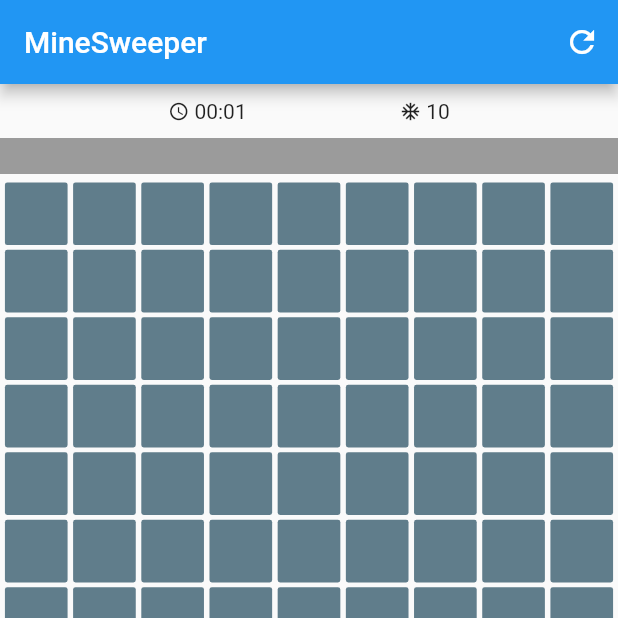
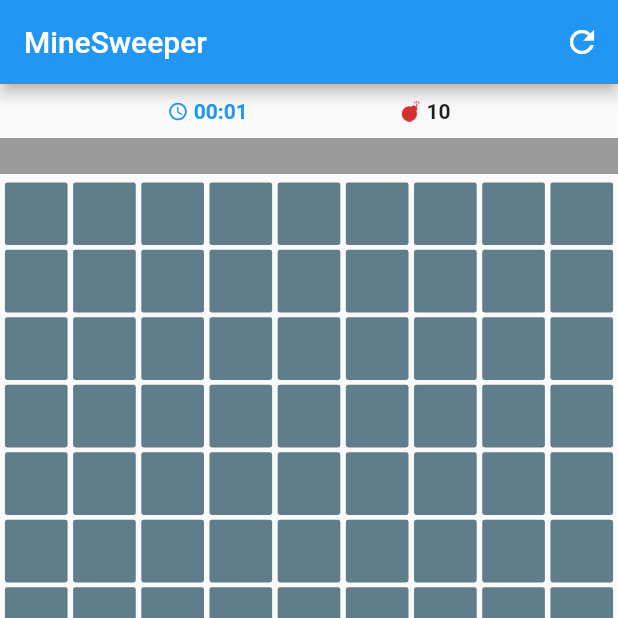
Before and after one commit to zp1ke/minesweeper, a Flutter app: the screen it shows after launch, after a tap on the "refresh" icon, on a phone screen of 412 x 824 dp, the top half of it. Run offline on Flutter 3.47's test engine with Material 2 defaults, Android fonts, the phone set to English and light mode, and no system bars.

Commit message:
boarddata in config cell widget assets

```diff
--- /dev/null
+++ b/lib/constant.dart
@@ -0,0 +1,2 @@
+const flagPng = 'asset/png/flag.png';
+const minePng = 'asset/png/mine.png';
--- a/lib/main.dart
+++ b/lib/main.dart
@@ -17,6 +17,6 @@ class App extends StatelessWidget {
         theme: ThemeData(
           primarySwatch: Colors.blue,
         ),
-        home: const BoardScreen(),
+        home: BoardScreen(),
       );
 }
--- a/lib/src/event/handler.dart
+++ b/lib/src/event/handler.dart
@@ -8,9 +8,9 @@ class EventHandler {
 
   void removeListener(EventListener listener) => _listeners.remove(listener);
 
-  void trigger(GameEvent event, Object data) {
+  void trigger(GameEvent event) {
     for (var listener in _listeners) {
-      listener.onEvent(event, data);
+      listener.onEvent(event);
     }
   }
 }
--- a/lib/src/event/listener.dart
+++ b/lib/src/event/listener.dart
@@ -1,5 +1,5 @@
 import 'package:minesweeper/src/model/game_event.dart';
 
 abstract class EventListener {
-  void onEvent(GameEvent event, Object data);
+  void onEvent(GameEvent event);
 }
--- a/lib/src/model/config.dart
+++ b/lib/src/model/config.dart
@@ -1,5 +1,8 @@
+import 'package:minesweeper/src/model/board_data.dart';
+
 class AppConfig {
   var exploreOnTap = true;
+  var boardData = BoardData();
 
   AppConfig._();
 
--- a/lib/src/screen/board.dart
+++ b/lib/src/screen/board.dart
@@ -1,23 +1,13 @@
 import 'package:flutter/material.dart';
 import 'package:minesweeper/src/event/handler.dart';
 import 'package:minesweeper/src/l10n/app_l10n.g.dart';
-import 'package:minesweeper/src/model/board_data.dart';
 import 'package:minesweeper/src/model/game_event.dart';
 import 'package:minesweeper/src/widget/board.dart';
 
-class BoardScreen extends StatefulWidget {
-  const BoardScreen({Key? key}) : super(key: key);
+class BoardScreen extends StatelessWidget {
+  final _eventHandler = EventHandler();
 
-  @override
-  State<StatefulWidget> createState() => _BoardScreen();
-}
-
-class _BoardScreen extends State<BoardScreen> {
-  final _data = BoardData()
-    ..rowsSize = 9
-    ..columnsSize = 9
-    ..minesCount = 10;
-  final _eventHandler = EventHandler();
+  BoardScreen({Key? key}) : super(key: key);
 
   @override
   Widget build(BuildContext context) => Scaffold(
@@ -28,14 +18,13 @@ class _BoardScreen extends State<BoardScreen> {
           ],
         ),
         body: BoardWidget(
-          boardData: _data,
           eventHandler: _eventHandler,
         ),
       );
 
   Widget _reloadAction() => IconButton(
         onPressed: () {
-          _eventHandler.trigger(GameEvent.boardReload, _data);
+          _eventHandler.trigger(GameEvent.boardReload);
         },
         icon: const Icon(Icons.refresh_sharp),
       );
--- a/lib/src/widget/board.dart
+++ b/lib/src/widget/board.dart
@@ -1,6 +1,7 @@
 import 'dart:async';
 
 import 'package:flutter/material.dart';
+import 'package:minesweeper/constant.dart';
 import 'package:minesweeper/src/event/handler.dart';
 import 'package:minesweeper/src/event/listener.dart';
 import 'package:minesweeper/src/exception/game_over.dart';
@@ -8,18 +9,16 @@ import 'package:minesweeper/src/extension/datetime.dart';
 import 'package:minesweeper/src/extension/game_event.dart';
 import 'package:minesweeper/src/l10n/app_l10n.g.dart';
 import 'package:minesweeper/src/model/board.dart';
-import 'package:minesweeper/src/model/board_data.dart';
 import 'package:minesweeper/src/model/cell.dart';
 import 'package:minesweeper/src/model/config.dart';
 import 'package:minesweeper/src/model/game_event.dart';
+import 'package:minesweeper/src/widget/cell.dart';
 
 class BoardWidget extends StatefulWidget {
-  final BoardData boardData;
   final EventHandler eventHandler;
 
   const BoardWidget({
     Key? key,
-    required this.boardData,
     required this.eventHandler,
   }) : super(key: key);
 
@@ -27,9 +26,9 @@ class BoardWidget extends StatefulWidget {
   _BoardWidgetState createState() => _BoardWidgetState();
 }
 
+const _margin = 0.4;
+
 class _BoardWidgetState extends State<BoardWidget> implements EventListener {
-  final _cellMargin = 0.4;
-
   late Board _board;
   Timer? _timer;
 
@@ -42,8 +41,8 @@ class _BoardWidgetState extends State<BoardWidget> implements EventListener {
   @override
   void initState() {
     super.initState();
-    _board = Board(boardData: widget.boardData)
-      ..setMines(widget.boardData.minesCount);
+    _board = Board(boardData: AppConfig().boardData)
+      ..setMines(AppConfig().boardData.minesCount);
     widget.eventHandler.addListener(this);
     Future.delayed(Duration.zero, _clearTimer);
   }
@@ -77,28 +76,52 @@ class _BoardWidgetState extends State<BoardWidget> implements EventListener {
         ),
       );
 
-  Widget _header() => Padding(
+  Widget _header() {
+    final theme = Theme.of(context);
+    var timeColor = theme.primaryColor;
+    if (_secondsElapsed > 60) {
+      timeColor = Colors.orange; //todo: apptheme
+      if (_secondsElapsed > 120) {
+        timeColor = theme.errorColor;
+      }
+    }
+    return Padding(
       padding: const EdgeInsets.all(10.0), //todo: apptheme
       child: Row(
         mainAxisAlignment: MainAxisAlignment.center,
         mainAxisSize: MainAxisSize.max,
         children: [
           const Spacer(),
-            const Icon(
+          Icon(
             Icons.schedule_sharp,
-              size: 14.0,
-            ), //todo: apptheme
-            Text(' ${_secondsElapsed.secondsFormatted()}'),
+            size: 14.0, //todo: apptheme
+            color: timeColor,
+          ),
+          Text(
+            ' ${_secondsElapsed.secondsFormatted()}',
+            style: TextStyle(
+              fontWeight: FontWeight.w700,
+              color: timeColor,
+            ),
+          ),
           const Spacer(),
-            const Icon(
-              Icons.ac_unit_sharp,
-              size: 14.0,
-            ), //todo: apptheme
-            Text(' ${_board.minesLeft}'),
+          Image.asset(
+            minePng,
+            color: theme.errorColor,
+            width: 14.0, //todo: apptheme
+            fit: BoxFit.contain,
+          ),
+          Text(
+            ' ${_board.minesLeft}',
+            style: const TextStyle(
+              fontWeight: FontWeight.w700,
+            ),
+          ),
           const Spacer(),
         ],
       ),
     );
+  }
 
   Widget _messageLabel() {
     final theme = Theme.of(context);
@@ -136,13 +159,13 @@ class _BoardWidgetState extends State<BoardWidget> implements EventListener {
   Widget _row(BuildContext context, int rowIndex, double width) {
     final cells = <Widget>[];
     final cellSize =
-        width / _board.rowsSize - (_cellMargin * _board.rowsSize + _cellMargin);
+        width / _board.rowsSize - (_margin * _board.rowsSize + _margin);
     for (var columnIndex = 0; columnIndex < _board.columnsSize; columnIndex++) {
       final cell = _board.cellAt(rowIndex: rowIndex, columnIndex: columnIndex);
       cells.add(cell != null ? _cell(context, cell, cellSize) : Container());
     }
     return Padding(
-      padding: EdgeInsets.symmetric(vertical: _cellMargin * 4),
+      padding: const EdgeInsets.symmetric(vertical: _margin * 4),
       child: Row(
         mainAxisAlignment: MainAxisAlignment.spaceEvenly,
         mainAxisSize: MainAxisSize.max,
@@ -151,21 +174,9 @@ class _BoardWidgetState extends State<BoardWidget> implements EventListener {
     );
   }
 
-  Widget _cell(BuildContext context, Cell cell, double size) => InkWell(
-        child: Container(
-          width: size,
-          height: size,
-          margin: EdgeInsets.symmetric(horizontal: _cellMargin),
-          decoration: BoxDecoration(
-            color: _cellColor(cell),
-            borderRadius: BorderRadius.all(
-              Radius.circular(_cellMargin * 4),
-            ),
-          ),
-          child: Center(
-            child: _cellContent(context, cell),
-          ),
-        ),
+  Widget _cell(BuildContext context, Cell cell, double size) => CellWidget(
+        cell: cell,
+        size: size,
         onTap: _board.isActive
             ? () => _onCellTap(cell, !AppConfig().exploreOnTap)
             : null,
@@ -180,48 +191,6 @@ class _BoardWidgetState extends State<BoardWidget> implements EventListener {
     } else {
       _explore(cell);
     }
-  }
-
-  Color _cellColor(Cell cell) {
-    if (cell.explored) {
-      if (cell.mined) {
-        return Colors.deepOrange; // todo: apptheme
-      }
-      return Colors.grey; // todo: apptheme
-    }
-    if (cell.cleared) {
-      return Colors.lightBlue; // todo: apptheme
-    }
-    return Colors.blueGrey; // todo: apptheme
-  }
-
-  Widget? _cellContent(BuildContext context, Cell cell) {
-    if (cell.explored) {
-      if (cell.mined) {
-        return const Text('X');
-      }
-      if (cell.minesAround > 0) {
-        var textColor = Colors.blue; //todo: theme
-        if (cell.minesAround == 2) {
-          textColor = Colors.yellow; //todo: theme
-        } else if (cell.minesAround == 3) {
-          textColor = Colors.orange; //todo: theme
-        } else if (cell.minesAround == 4) {
-          textColor = Colors.deepPurple; //todo: theme
-        }
-        return Text(
-          '${cell.minesAround}',
-          style: TextStyle(
-            fontWeight: FontWeight.w700,
-            color: textColor,
-          ),
-        );
-      }
-    }
-    if (cell.cleared) {
-      return const Text('*');
-    }
-    return null;
   }
 
   void _explore(Cell cell) {
@@ -256,10 +225,11 @@ class _BoardWidgetState extends State<BoardWidget> implements EventListener {
   }
 
   @override
-  void onEvent(GameEvent event, Object data) {
-    if (event == GameEvent.boardReload && data is BoardData) {
+  void onEvent(GameEvent event) {
+    if (event == GameEvent.boardReload) {
       setState(() {
-        _board.setMines(data.minesCount);
+        _board = Board(boardData: AppConfig().boardData)
+          ..setMines(AppConfig().boardData.minesCount);
         _winner = null;
         _message = null;
         _clearTimer();
--- /dev/null
+++ b/lib/src/widget/cell.dart
@@ -0,0 +1,90 @@
+import 'package:flutter/material.dart';
+import 'package:minesweeper/constant.dart';
+import 'package:minesweeper/src/model/cell.dart';
+
+const _margin = 0.4;
+
+class CellWidget extends StatelessWidget {
+  final Cell cell;
+  final double size;
+  final VoidCallback? onTap;
+  final VoidCallback? onLongPress;
+
+  const CellWidget({
+    Key? key,
+    required this.cell,
+    required this.size,
+    required this.onTap,
+    required this.onLongPress,
+  }) : super(key: key);
+
+  @override
+  Widget build(BuildContext context) => InkWell(
+    child: Container(
+      width: size,
+      height: size,
+      margin: const EdgeInsets.symmetric(horizontal: _margin),
+      decoration: BoxDecoration(
+        color: _backgroundColor,
+        borderRadius: const BorderRadius.all(
+          Radius.circular(_margin * 4),
+        ),
+      ),
+      child: Center(
+        child: _content(context),
+      ),
+    ),
+    onTap: onTap,
+    onLongPress: onLongPress,
+  );
+
+  Color get _backgroundColor {
+    if (cell.explored) {
+      if (cell.mined) {
+        return Colors.deepOrange; // todo: apptheme
+      }
+      return Colors.grey; // todo: apptheme
+    }
+    if (cell.cleared) {
+      return Colors.lightBlue; // todo: apptheme
+    }
+    return Colors.blueGrey; // todo: apptheme
+  }
+
+  Widget? _content(BuildContext context) {
+    if (cell.explored) {
+      if (cell.mined) {
+        return _image(minePng, size);
+      }
+      if (cell.minesAround > 0) {
+        var textColor = Colors.blue; //todo: theme
+        if (cell.minesAround == 2) {
+          textColor = Colors.yellow; //todo: theme
+        } else if (cell.minesAround == 3) {
+          textColor = Colors.orange; //todo: theme
+        } else if (cell.minesAround == 4) {
+          textColor = Colors.deepPurple; //todo: theme
+        }
+        return Text(
+          '${cell.minesAround}',
+          style: TextStyle(
+            fontWeight: FontWeight.w700,
+            color: textColor,
+          ),
+        );
+      }
+    }
+    if (cell.cleared) {
+      return _image(flagPng, size);
+    }
+    return null;
+  }
+
+  Widget _image(String name, double size) => Center(
+    child: Image.asset(
+      name,
+      width: size - (_margin * 8),
+      fit: BoxFit.contain,
+    ),
+  );
+}
--- a/pubspec.yaml
+++ b/pubspec.yaml
@@ -23,5 +23,7 @@ dev_dependencies:
   flutter_lints: any
 
 flutter:
+  assets:
+    - asset/png/
   generate: true
   uses-material-design: true
```
Also changed, not shown: asset/png/2.0x/flag.png (added), asset/png/2.0x/mine.png (added), asset/png/3.0x/flag.png (added), asset/png/3.0x/mine.png (added), asset/png/flag.png (added), asset/png/mine.png (added). Lines whose indentation alone changed are shown as unchanged.
